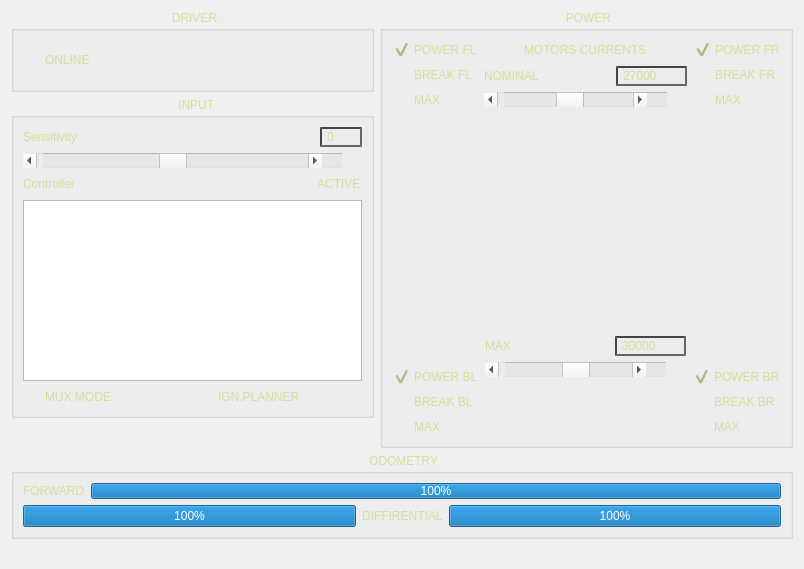
Continuum-UWr/aleph2_desktop, file aleph2_gui/resources/ui/aleph2_drivetrain_controller.ui: the form before one commit.
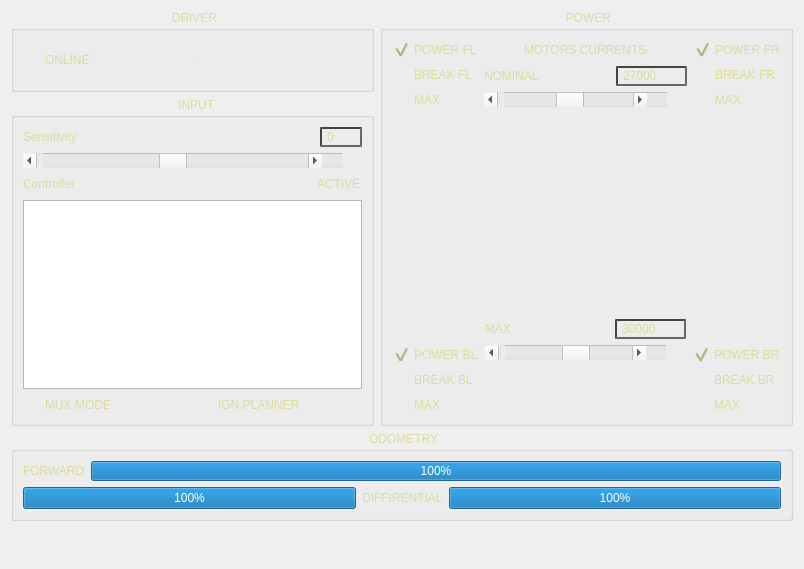
The form after the commit. Icons and pictures are not drawn.

Commit message: working controller selection with marking of currently used and selected cotnrollers for manip and drivetrain controllers + ui refactors

What changed in the file:
```diff
--- a/aleph2_gui/resources/ui/aleph2_drivetrain_controller.ui
+++ b/aleph2_gui/resources/ui/aleph2_drivetrain_controller.ui
@@ -156,7 +156,10 @@
    <item>
     <layout class="QHBoxLayout" name="horizontalLayout_16">
      <item>
-      <layout class="QVBoxLayout" name="verticalLayout_11">
+      <layout class="QVBoxLayout" name="verticalLayout_10">
+       <property name="spacing">
+        <number>6</number>
+       </property>
        <item>
         <widget class="QGroupBox" name="PDRIVER">
          <property name="title">
@@ -215,6 +218,12 @@
        </item>
        <item>
         <widget class="QGroupBox" name="PIN">
+         <property name="sizePolicy">
+          <sizepolicy hsizetype="Preferred" vsizetype="Expanding">
+           <horstretch>0</horstretch>
+           <verstretch>0</verstretch>
+          </sizepolicy>
+         </property>
          <property name="title">
           <string> INPUT</string>
          </property>
@@ -352,19 +361,6 @@
          </layout>
         </widget>
        </item>
-       <item>
-        <spacer name="verticalSpacer_5">
-         <property name="orientation">
-          <enum>Qt::Vertical</enum>
-         </property>
-         <property name="sizeHint" stdset="0">
-          <size>
-           <width>20</width>
-           <height>40</height>
-          </size>
-         </property>
-        </spacer>
-       </item>
       </layout>
      </item>
      <item>
```
Left out of the diff: 6 changed lines with no effect on the pictures. The commit also changes 6 other files.
